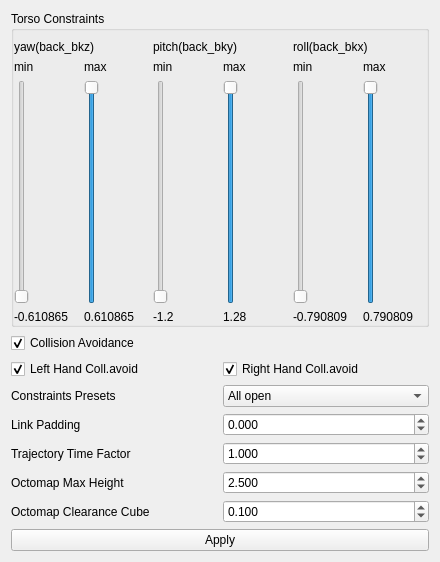
Before: the Qt Designer form vigir_ocs_back_joint_limit/src/joint_limit.ui in team-vigir/vigir_ocs_common, drawn with Qt 5.
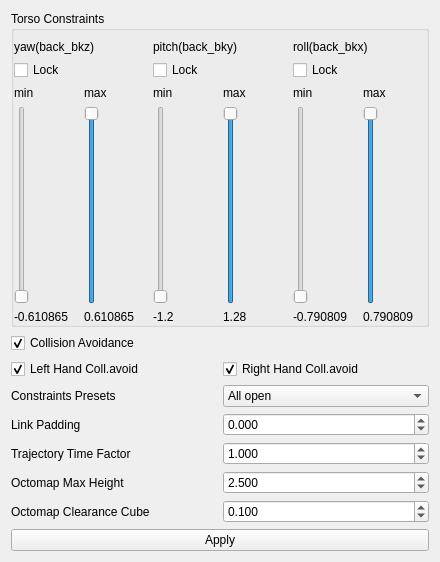
After: the same form once the commit is applied.

Commit message: [vigir_ocs_back_joint_limit] * Add support for locking joints

Patch:
```diff
--- a/vigir_ocs_back_joint_limit/src/joint_limit.ui
+++ b/vigir_ocs_back_joint_limit/src/joint_limit.ui
@@ -46,6 +46,13 @@
             </property>
            </widget>
           </item>
+          <item>
+           <widget class="QCheckBox" name="lock_yaw_">
+            <property name="text">
+             <string>Lock</string>
+            </property>
+           </widget>
+          </item>
           <item>
            <layout class="QHBoxLayout" name="horizontalLayout_2">
             <item>
@@ -59,6 +66,9 @@
               </item>
               <item>
                <widget class="QSlider" name="lbzMin">
+                <property name="enabled">
+                 <bool>true</bool>
+                </property>
                 <property name="minimum">
                  <number>-610865</number>
                 </property>
@@ -93,6 +103,9 @@
               </item>
               <item>
                <widget class="QSlider" name="lbzMax">
+                <property name="enabled">
+                 <bool>true</bool>
+                </property>
                 <property name="minimum">
                  <number>-610865</number>
                 </property>
@@ -129,6 +142,13 @@
             </property>
            </widget>
           </item>
+          <item>
+           <widget class="QCheckBox" name="lock_pitch_">
+            <property name="text">
+             <string>Lock</string>
+            </property>
+           </widget>
+          </item>
           <item>
            <layout class="QHBoxLayout" name="horizontalLayout_3">
             <item>
@@ -212,6 +232,13 @@
             </property>
            </widget>
           </item>
+          <item>
+           <widget class="QCheckBox" name="lock_roll_">
+            <property name="text">
+             <string>Lock</string>
+            </property>
+           </widget>
+          </item>
           <item>
            <layout class="QHBoxLayout" name="horizontalLayout_5">
             <item>
```
The commit also changes 1 other file.
